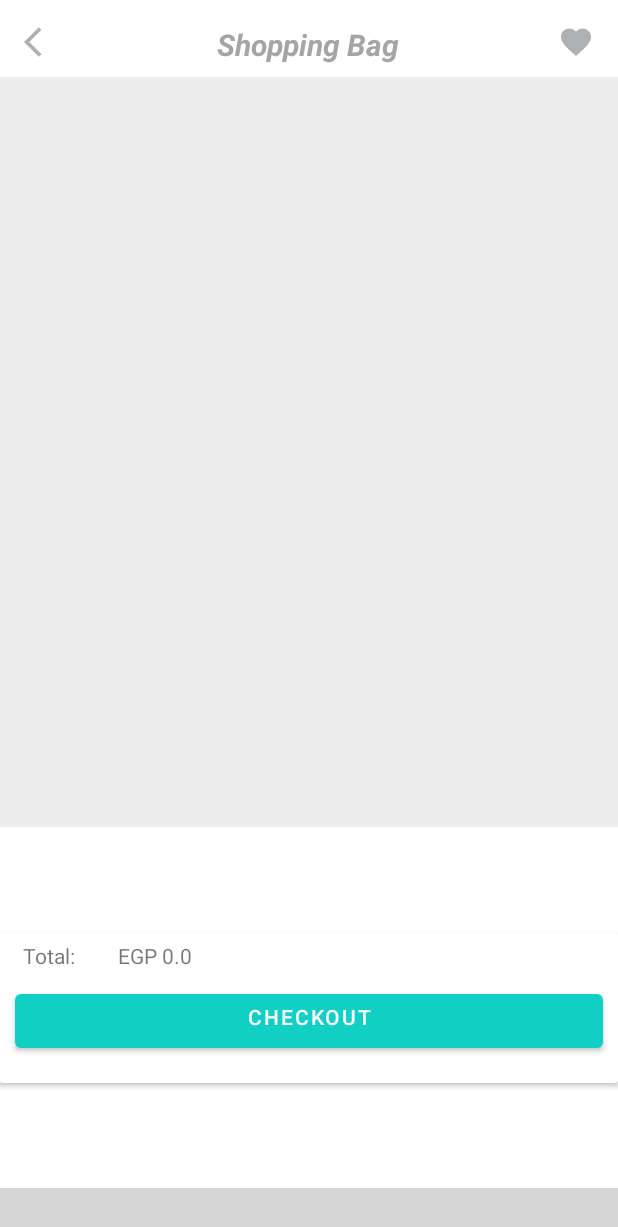
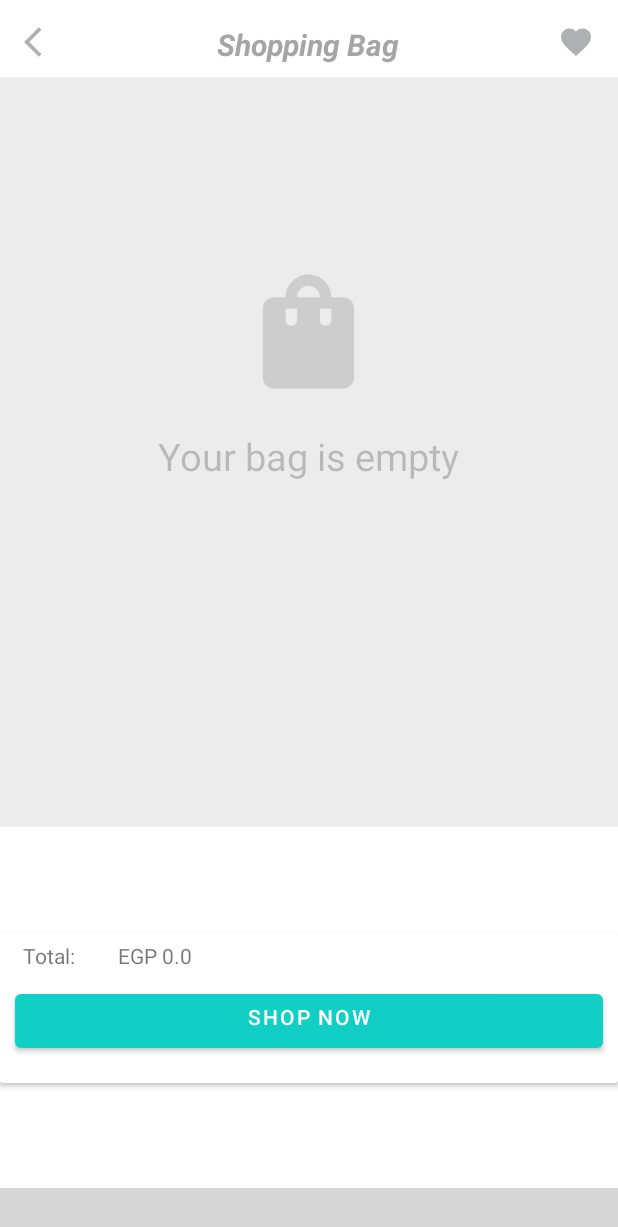
Before and after one commit to AhmedHany6161/Ecommerce, an Android app: the ShoppingPageFragment screen opened through its navigation route, on a phone screen of 412 x 824 dp. Shown: the top 1227 px of the screen. Run offline under Robolectric (Android 15) with nearby library versions, the phone set to English and light mode, and no system bars; our stand-ins replace CircleImageView, Room's generated code, data binding; libraries missing offline, so code that uses them is left out: com.etebarian.meowbottomnavigation, com.jakewharton.retrofit2; plain views replace MeowBottomNavigation; pictures from the network do not load; 9 statements that could not run were skipped; grey boxes are pictures that could not be loaded.

Commit message:
implementationFor_EmptyShopBag

```diff
--- a/app/src/main/java/com/iti/team/ecommerce/ui/shop_bag/ShoppingPageFragment.kt
+++ b/app/src/main/java/com/iti/team/ecommerce/ui/shop_bag/ShoppingPageFragment.kt
@@ -4,22 +4,16 @@ import android.os.Bundle
 import android.view.LayoutInflater
 import android.view.View
 import android.view.ViewGroup
-import android.widget.ImageView
-import android.widget.SearchView
-import android.widget.TextView
-import android.widget.Toast
+import android.widget.*
 import androidx.core.view.isGone
 import androidx.fragment.app.Fragment
 import androidx.fragment.app.viewModels
 import androidx.navigation.Navigation
+import androidx.navigation.fragment.findNavController
 import androidx.recyclerview.widget.GridLayoutManager
 import androidx.recyclerview.widget.RecyclerView
-import com.airbnb.lottie.LottieAnimationView
 import com.iti.team.ecommerce.R
-import com.iti.team.ecommerce.databinding.FragmentShopBagBinding
 import com.iti.team.ecommerce.ui.MainActivity
-import com.iti.team.ecommerce.ui.wish.WishListAdapter
-import com.iti.team.ecommerce.ui.wish.WishListViewModel
 
 class ShoppingPageFragment: Fragment() {
     override fun onCreateView(
@@ -29,18 +23,52 @@ class ShoppingPageFragment: Fragment() {
         val view = inflater.inflate(R.layout.fragment_shop_bag, container, false)
         val recyclerView: RecyclerView = view.findViewById(R.id.shop_bag_recycler)
         val title: TextView = view.findViewById(R.id.textView)
-        var total_price :TextView = view.findViewById(R.id.price)
+        val total_price :TextView = view.findViewById(R.id.price)
         title.text = "Shopping Bag"
+        val cheak_Btn : Button = view.findViewById(R.id.cheakout_btn)
+        val favorite_image :ImageView = view.findViewById(R.id.favorite_image)
         val viewModel: ShoppingPageViewModel by viewModels()
         val shoppingPageAdapter = ShoppingPageAdapter(ArrayList(), viewModel,context)
         setupShopListRecyclerView(recyclerView, shoppingPageAdapter)
         observeButtonBackClicked(viewModel)
         listForShopList(viewModel, shoppingPageAdapter)
+        ObserveData(viewModel, view)
         viewModel.total_price().observe(this,{
             total_price.text = "EGP ${viewModel.total}"
         })
+        cheak_Btn.setOnClickListener {
+            if(viewModel.total ==0.0){
+                val action = ShoppingPageFragmentDirections.actionFromShopBagToShopFragment()
+                findNavController().navigate(action)
+            }else{
+                //navigate to order
+            }
+        }
+        favorite_image.setOnClickListener {
+            val action = ShoppingPageFragmentDirections.actionFromShopBagToWishlist()
+            findNavController().navigate(action)
+        }
 
         return view
+    }
+
+    private fun ObserveData(viewModel: ShoppingPageViewModel ,view: View){
+        val empty :ImageView = view.findViewById(R.id.emptystatus_img)
+        val empty_txt :TextView =view.findViewById(R.id.txt_empty)
+        val cheak_Btn : Button = view.findViewById(R.id.cheakout_btn)
+        viewModel.getCardList().observe(viewLifecycleOwner) {
+            if (it.isEmpty()) {
+                empty.visibility = View.VISIBLE
+                empty_txt.visibility = View.VISIBLE
+                cheak_Btn.text="SHOP NOW"
+                // Toast.makeText(this, "no data: ", Toast.LENGTH_LONG).show()
+            } else {
+                empty.visibility = View.INVISIBLE
+                empty_txt.visibility = View.INVISIBLE
+                cheak_Btn.text="CHECKOUT"
+            }
+        }
+
     }
 
     private fun listForShopList(
@@ -78,4 +106,6 @@ class ShoppingPageFragment: Fragment() {
     }
 
 
+
+
 }
--- a/app/src/main/java/com/iti/team/ecommerce/ui/shop_bag/ShoppingPageViewModel.kt
+++ b/app/src/main/java/com/iti/team/ecommerce/ui/shop_bag/ShoppingPageViewModel.kt
@@ -1,6 +1,5 @@
 package com.iti.team.ecommerce.ui.shop_bag
 
-import android.app.AlertDialog
 import android.app.Application
 import androidx.lifecycle.AndroidViewModel
 import androidx.lifecycle.LiveData
@@ -86,7 +85,6 @@ class ShoppingPageViewModel (application: Application) : AndroidViewModel(applic
                 total=0.0
                 for (item in products) {
                     total += (item.count)*(item.price).toDouble()
-                    println("sssssssssssssssssssssssssssssssssssssssssssss")
                     println(total.toString())
 
                 }
--- a/app/src/main/res/layout/fragment_shop_bag.xml
+++ b/app/src/main/res/layout/fragment_shop_bag.xml
@@ -13,6 +13,7 @@
     <androidx.constraintlayout.widget.ConstraintLayout
         android:layout_width="match_parent"
         android:layout_height="match_parent">
+
 
         <ImageView
             android:id="@+id/back_button"
@@ -48,6 +49,33 @@
             android:src="@drawable/ic_favorite"
             app:layout_constraintEnd_toEndOf="parent"
             app:layout_constraintTop_toTopOf="parent" />
+
+        <ImageView
+            android:id="@+id/emptystatus_img"
+            android:layout_width="155dp"
+            android:layout_height="131dp"
+            android:layout_centerInParent="true"
+            android:layout_marginTop="112dp"
+            android:foregroundGravity="center_vertical"
+            android:padding="20dp"
+            android:src="@drawable/ic_shopping"
+            android:visibility="gone"
+            app:layout_constraintEnd_toEndOf="parent"
+            app:layout_constraintHorizontal_bias="0.498"
+            app:layout_constraintStart_toStartOf="parent"
+            app:layout_constraintTop_toBottomOf="@+id/textView" />
+
+        <TextView
+            android:id="@+id/txt_empty"
+            android:layout_width="wrap_content"
+            android:layout_height="wrap_content"
+            android:text="Your bag is empty"
+            android:textSize="@dimen/headerTextSize"
+            android:visibility="gone"
+            android:textColor="@color/black"
+            app:layout_constraintEnd_toEndOf="@+id/emptystatus_img"
+            app:layout_constraintStart_toStartOf="@+id/emptystatus_img"
+            app:layout_constraintTop_toBottomOf="@+id/emptystatus_img" />
 
         <androidx.recyclerview.widget.RecyclerView
             android:id="@+id/shop_bag_recycler"
@@ -111,7 +139,7 @@
                     app:layout_constraintTop_toTopOf="parent" />
 
                 <Button
-                    android:id="@+id/j"
+                    android:id="@+id/cheakout_btn"
                     android:layout_width="match_parent"
                     android:layout_height="wrap_content"
                     android:layout_margin="10dp"
--- a/app/src/main/res/navigation/navigation.xml
+++ b/app/src/main/res/navigation/navigation.xml
@@ -151,7 +151,14 @@
     <fragment
         android:id="@+id/shoppingPageFragment"
         android:name="com.iti.team.ecommerce.ui.shop_bag.ShoppingPageFragment"
-        android:label="ShoppingPageFragment" />
+        android:label="ShoppingPageFragment" >
+        <action
+            android:id="@+id/action_from_shopBag_to_wishlist"
+            app:destination="@id/wishListFragment" />
+        <action
+            android:id="@+id/action_from_shopBag_to_shopFragment"
+            app:destination="@id/shopFragment" />
+    </fragment>
     <fragment
         android:id="@+id/searchFragment"
         android:name="com.iti.team.ecommerce.ui.search.SearchFragment"
```
